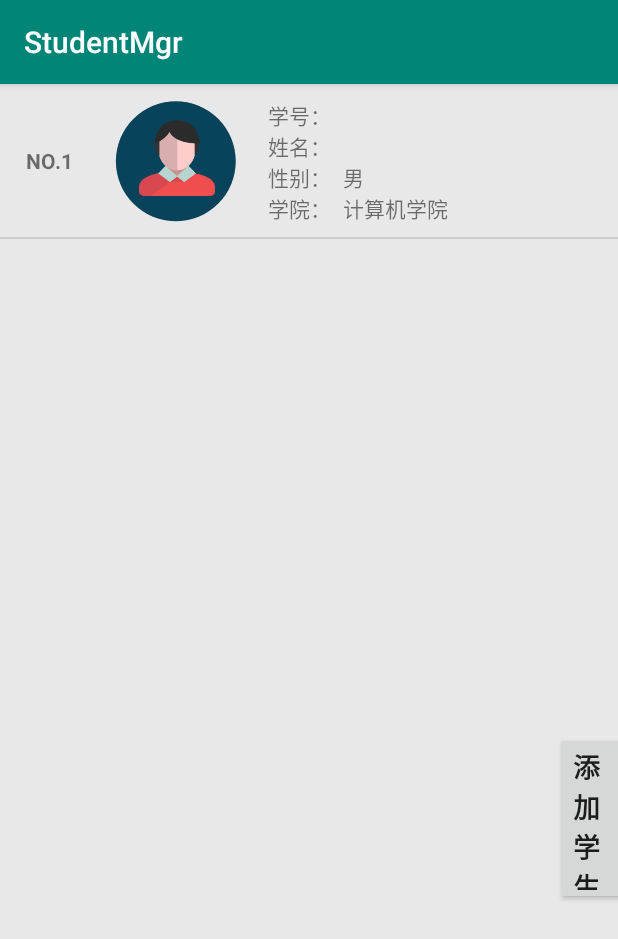
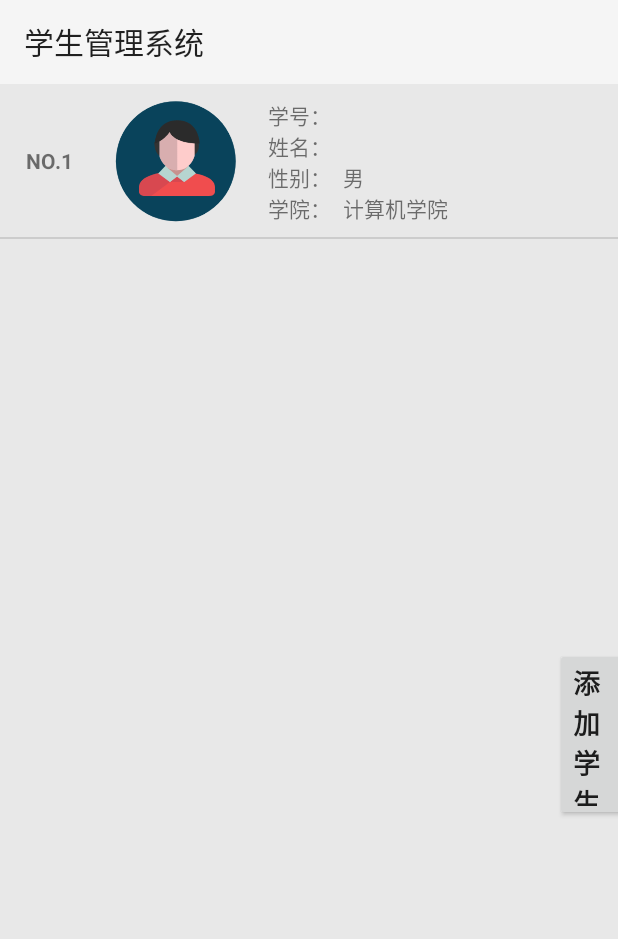
Before and after one commit to Honeylemonade/StudentMgr, an Android app: the StudentActivity screen opened directly, with no data from a screen before it, after a tap on "确认提交", on a phone screen of 412 x 824 dp. Shown: the top 939 px of the screen. Run offline under Robolectric (Android 15) with nearby library versions, the phone set to English and light mode, and no system bars; 1 statement that could not run was skipped.

```diff
--- a/app/src/main/AndroidManifest.xml
+++ b/app/src/main/AndroidManifest.xml
@@ -8,7 +8,7 @@
         android:label="@string/app_name"
         android:roundIcon="@mipmap/ic_launcher_round"
         android:supportsRtl="true"
-        android:theme="@style/AppTheme">
+        android:theme="@style/Theme.AppCompat.Light.NoActionBar">
         <activity android:name=".LoginActivity">
             <intent-filter>
                 <action android:name="android.intent.action.MAIN" />
--- a/app/src/main/java/com/example/studentmgr/LoginActivity.java
+++ b/app/src/main/java/com/example/studentmgr/LoginActivity.java
@@ -64,7 +64,7 @@ public class LoginActivity extends AppCompatActivity {
                 }
 
             }
-        }, 3000);
+        }, 300);
 
     }
 
--- a/app/src/main/java/com/example/studentmgr/MainActivity.java
+++ b/app/src/main/java/com/example/studentmgr/MainActivity.java
@@ -1,6 +1,7 @@
 package com.example.studentmgr;
 
 import androidx.appcompat.app.AppCompatActivity;
+import androidx.appcompat.widget.Toolbar;
 
 import android.app.AlertDialog;
 import android.content.Context;
@@ -8,6 +9,8 @@ import android.content.DialogInterface;
 import android.content.Intent;
 import android.os.Bundle;
 import android.view.ContextMenu;
+import android.view.Menu;
+import android.view.MenuInflater;
 import android.view.MenuItem;
 import android.view.View;
 import android.view.Window;
@@ -34,6 +37,9 @@ public class MainActivity extends AppCompatActivity {
         setContentView(R.layout.activity_main);
         //初始化数据
         init();
+        //初始化应用栏
+        Toolbar myToolbar = (Toolbar) findViewById(R.id.toolbar);
+        setSupportActionBar(myToolbar);
     }
 
     /**
@@ -47,8 +53,35 @@ public class MainActivity extends AppCompatActivity {
         this.registerForContextMenu(listView);
         Collections.reverse(studentArrayList);
         listView.setAdapter(new StudentAdapter(this, studentArrayList));
+
     }
 
+    @Override
+    public boolean onCreateOptionsMenu(Menu menu) {
+        MenuInflater menuInflater=new MenuInflater(this);
+        menuInflater.inflate(R.);
+        return super.onCreateOptionsMenu(menu);
+    }
+
+    @Override
+    public boolean onOptionsItemSelected(MenuItem item) {
+        switch (item.getItemId()) {
+            case R.id.action_settings:
+                // User chose the "Settings" item, show the app settings UI...
+                return true;
+
+            case R.id.action_favorite:
+                // User chose the "Favorite" action, mark the current item
+                // as a favorite...
+                return true;
+
+            default:
+                // If we got here, the user's action was not recognized.
+                // Invoke the superclass to handle it.
+                return super.onOptionsItemSelected(item);
+
+        }
+    }
     @Override
     public void onCreateContextMenu(ContextMenu menu, View v, ContextMenu.ContextMenuInfo menuInfo) {
         super.onCreateContextMenu(menu, v, menuInfo);
--- a/app/src/main/res/layout/activity_main.xml
+++ b/app/src/main/res/layout/activity_main.xml
@@ -7,6 +7,35 @@
     android:background="#E8E8E8"
     tools:context=".MainActivity">
 
+
+    <LinearLayout
+        android:layout_width="match_parent"
+        android:layout_height="match_parent"
+        android:orientation="vertical">
+
+        <androidx.appcompat.widget.Toolbar
+            android:id="@+id/toolbar"
+            android:layout_width="match_parent"
+            android:layout_height="wrap_content"
+            android:background="?attr/colorPrimary"
+            android:minHeight="?attr/actionBarSize"
+            android:theme="@style/ThemeOverlay.AppCompat.ActionBar"
+            app:popupTheme="@style/ThemeOverlay.AppCompat.Light"/>
+
+        <LinearLayout
+            android:layout_width="match_parent"
+            android:layout_height="match_parent"
+            android:orientation="vertical">
+
+            <ListView
+                android:id="@+id/listView"
+                android:layout_width="match_parent"
+                android:layout_height="match_parent">
+
+            </ListView>
+        </LinearLayout>
+
+    </LinearLayout>
 
     <Button
         android:id="@+id/jumpBTN"
@@ -22,17 +51,4 @@
         app:layout_constraintStart_toStartOf="parent"
         app:layout_constraintTop_toTopOf="parent" />
 
-    <LinearLayout
-        android:layout_width="match_parent"
-        android:layout_height="match_parent"
-        android:orientation="vertical">
-
-        <ListView
-            android:id="@+id/listView"
-            android:layout_width="match_parent"
-            android:layout_height="match_parent">
-
-        </ListView>
-    </LinearLayout>
-
 </androidx.constraintlayout.widget.ConstraintLayout>
--- a/app/src/main/res/values/strings.xml
+++ b/app/src/main/res/values/strings.xml
@@ -1,5 +1,5 @@
 <resources>
-    <string name="app_name">StudentMgr</string>
+    <string name="app_name">学生管理系统</string>
     <string name="title">Student Management</string>
     <string name="abs">Wellcome to this application</string>
     <string name="id">学号</string>
@@ -7,6 +7,8 @@
     <string name="sex">请选择你的性别</string>
     <string name="college">请选择你的学院</string>
     <string name="loginTitle">学生管理系统登录界面</string>
+    <string name="action_favorite">喜欢</string>
+    <string name="action_settings">设置</string>
     <string-array name="collegeArray">
         <item>计算机学院</item>
         <item>汽车学院</item>
```
Also changed, not shown: app/src/main/res/menu/menu_item.xml (added, +16 -0 lines).
